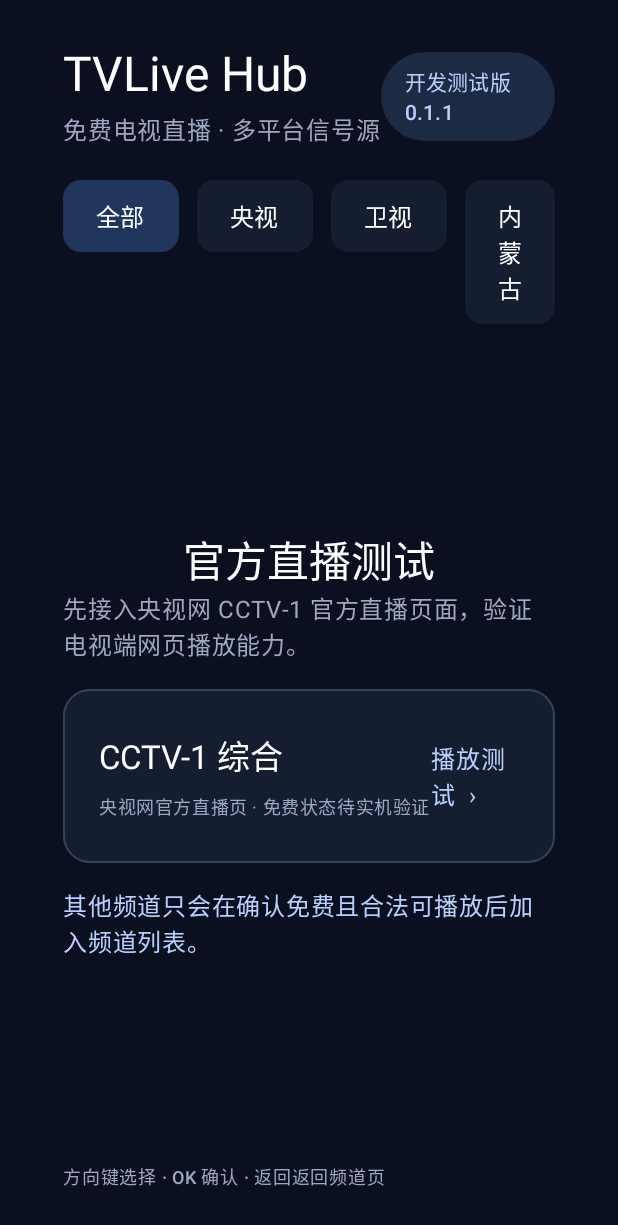
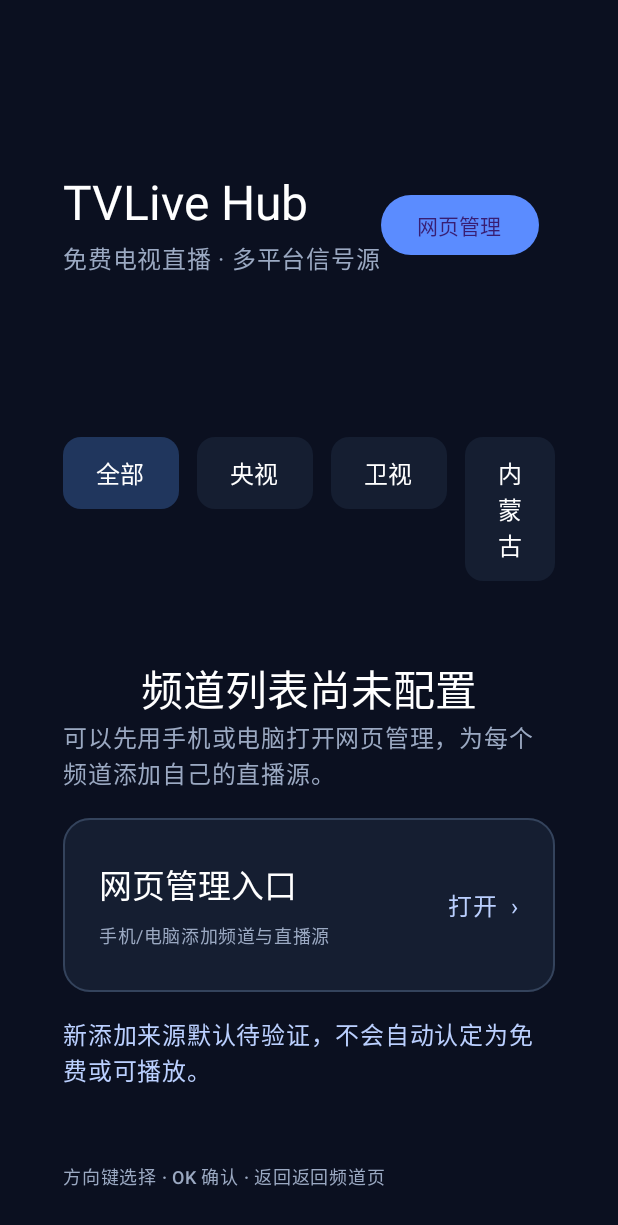
Before and after one commit to devatvmo/TVLiveHub, an Android app built with Jetpack Compose: the screen it shows after launch (MainActivity), on a phone screen of 412 x 824 dp. Shown: the top 1225 px of the screen. Run offline under Robolectric (Android 15) with nearby library versions, the phone set to English and light mode, and no system bars; libraries missing offline, so code that uses them is left out: fi.iki.elonen; 1 statement that could not run was skipped.

Commit message:
feat: add LAN web admin for per-channel stream management (0.2.0)

```diff
--- a/app/build.gradle.kts
+++ b/app/build.gradle.kts
@@ -10,8 +10,8 @@ android {
         applicationId = "tv.livehub.app"
         minSdk = 26
         targetSdk = 34
-        versionCode = 2
-        versionName = "0.1.1"
+        versionCode = 3
+        versionName = "0.2.0"
     }
     buildFeatures { compose = true }
     compileOptions {
@@ -32,5 +32,7 @@ dependencies {
     implementation("androidx.media3:media3-exoplayer:1.5.1")
     implementation("androidx.media3:media3-ui:1.5.1")
     implementation("androidx.webkit:webkit:1.12.1")
+    implementation("org.nanohttpd:nanohttpd:2.3.1")
+    implementation("com.google.zxing:core:3.5.3")
     debugImplementation("androidx.compose.ui:ui-tooling")
 }
--- a/app/src/main/java/tv/livehub/app/MainActivity.kt
+++ b/app/src/main/java/tv/livehub/app/MainActivity.kt
@@ -6,7 +6,6 @@ import androidx.activity.compose.BackHandler
 import androidx.activity.compose.setContent
 import androidx.compose.foundation.BorderStroke
 import androidx.compose.foundation.background
-import androidx.compose.foundation.focusable
 import androidx.compose.foundation.layout.*
 import androidx.compose.foundation.lazy.grid.GridCells
 import androidx.compose.foundation.lazy.grid.LazyVerticalGrid
@@ -19,6 +18,8 @@ import androidx.compose.ui.Modifier
 import androidx.compose.ui.focus.onFocusChanged
 import androidx.compose.ui.graphics.Color
 import androidx.compose.ui.unit.dp
+import tv.livehub.app.admin.AdminAccessScreen
+import tv.livehub.app.admin.LocalAdminServer
 import tv.livehub.app.data.ChannelRepository
 import tv.livehub.app.model.Channel
 import tv.livehub.app.player.OfficialWebViewPlayer
@@ -30,33 +31,54 @@ private val Muted = Color(0xFF9BA9C2)
 private const val CCTV1_LIVE_PAGE = "https://tv.cctv.com/live/cctv1/"
 
 class MainActivity : ComponentActivity() {
+    private var adminServer: LocalAdminServer? = null
+
     override fun onCreate(savedInstanceState: Bundle?) {
         super.onCreate(savedInstanceState)
+        val server = LocalAdminServer(this)
+        runCatching { server.startServer(); adminServer = server }
         val channels = ChannelRepository().getVisibleChannels()
         setContent {
             MaterialTheme(colorScheme = darkColorScheme(
                 primary = Accent, background = AppBg, surface = Panel,
                 onBackground = Color.White, onSurface = Color.White
             )) {
-                TVLiveApp(channels)
+                TVLiveApp(channels, adminServer?.accessInfo())
             }
         }
+    }
+
+    override fun onDestroy() {
+        adminServer?.stop()
+        adminServer = null
+        super.onDestroy()
     }
 }
 
 @Composable
-private fun TVLiveApp(channels: List<Channel>) {
+private fun TVLiveApp(channels: List<Channel>, adminInfo: LocalAdminServer.AccessInfo?) {
     var showCctvPlayer by remember { mutableStateOf(false) }
-    BackHandler(enabled = showCctvPlayer) { showCctvPlayer = false }
-    if (showCctvPlayer) {
-        CctvTestPlayer(onBack = { showCctvPlayer = false })
-    } else {
-        TVLiveHome(channels, onOpenCctv = { showCctvPlayer = true })
+    var showAdmin by remember { mutableStateOf(false) }
+    BackHandler(enabled = showCctvPlayer || showAdmin) {
+        showCctvPlayer = false
+        showAdmin = false
+    }
+    when {
+        showCctvPlayer -> CctvTestPlayer(onBack = { showCctvPlayer = false })
+        showAdmin -> AdminAccessScreen(
+            info = adminInfo ?: LocalAdminServer.AccessInfo(emptyList(), "服务启动失败", LocalAdminServer.PORT),
+            onBack = { showAdmin = false }
+        )
+        else -> TVLiveHome(
+            channels = channels,
+            onOpenCctv = { showCctvPlayer = true },
+            onOpenAdmin = { showAdmin = true }
+        )
     }
 }
 
 @Composable
-private fun TVLiveHome(channels: List<Channel>, onOpenCctv: () -> Unit) {
+private fun TVLiveHome(channels: List<Channel>, onOpenCctv: () -> Unit, onOpenAdmin: () -> Unit) {
     var selectedCategory by remember { mutableStateOf("全部") }
     val categories = listOf("全部", "央视", "卫视", "内蒙古")
     val visible = channels.filter { selectedCategory == "全部" || it.category == selectedCategory }
@@ -71,10 +93,13 @@ private fun TVLiveHome(channels: List<Channel>, onOpenCctv: () -> Unit) {
                 Text("TVLive Hub", style = MaterialTheme.typography.headlineLarge, color = Color.White)
                 Text("免费电视直播 · 多平台信号源", color = Muted)
             }
-            Surface(color = Color(0xFF1D2A43), shape = RoundedCornerShape(50)) {
-                Text("开发测试版 0.1.1",
-                    modifier = Modifier.padding(horizontal = 16.dp, vertical = 9.dp),
-                    color = Color(0xFFBBD0FF), style = MaterialTheme.typography.labelLarge)
+            Row(verticalAlignment = Alignment.CenterVertically, horizontalArrangement = Arrangement.spacedBy(14.dp)) {
+                Button(onClick = onOpenAdmin) { Text("网页管理") }
+                Surface(color = Color(0xFF1D2A43), shape = RoundedCornerShape(50)) {
+                    Text("开发测试版 0.2.0",
+                        modifier = Modifier.padding(horizontal = 16.dp, vertical = 9.dp),
+                        color = Color(0xFFBBD0FF), style = MaterialTheme.typography.labelLarge)
+                }
             }
         }
         Row(horizontalArrangement = Arrangement.spacedBy(12.dp)) {
@@ -88,17 +113,24 @@ private fun TVLiveHome(channels: List<Channel>, onOpenCctv: () -> Unit) {
                 horizontalAlignment = Alignment.CenterHorizontally,
                 verticalArrangement = Arrangement.Center
             ) {
-                Text("官方直播测试", style = MaterialTheme.typography.headlineMedium, color = Color.White)
-                Text("先接入央视网 CCTV-1 官方直播页面，验证电视端网页播放能力。",
+                Text("频道列表尚未配置", style = MaterialTheme.typography.headlineMedium, color = Color.White)
+                Text("可以先用手机或电脑打开网页管理，为每个频道添加自己的直播源。",
                     color = Muted, style = MaterialTheme.typography.bodyLarge)
                 Spacer(Modifier.height(18.dp))
-                TestChannelCard(
-                    title = "CCTV-1 综合",
-                    subtitle = "央视网官方直播页 · 免费状态待实机验证",
-                    onClick = onOpenCctv
-                )
+                Row(horizontalArrangement = Arrangement.spacedBy(14.dp)) {
+                    TestChannelCard(
+                        title = "网页管理入口",
+                        subtitle = "手机/电脑添加频道与直播源",
+                        onClick = onOpenAdmin
+                    )
+                    TestChannelCard(
+                        title = "CCTV-1 综合",
+                        subtitle = "央视网官方直播页 · 免费状态待实机验证",
+                        onClick = onOpenCctv
+                    )
+                }
                 Spacer(Modifier.height(16.dp))
-                Text("其他频道只会在确认免费且合法可播放后加入频道列表。",
+                Text("新添加来源默认待验证，不会自动认定为免费或可播放。",
                     color = Color(0xFFBBD0FF))
             }
         } else {
@@ -148,7 +180,7 @@ private fun TestChannelCard(title: String, subtitle: String, onClick: () -> Unit
         color = if (focused) Color(0xFF263D65) else Panel,
         shape = RoundedCornerShape(18.dp),
         border = if (focused) BorderStroke(3.dp, Accent) else BorderStroke(1.dp, Color(0xFF34435C)),
-        modifier = Modifier.widthIn(min = 360.dp, max = 620.dp)
+        modifier = Modifier.widthIn(min = 340.dp, max = 520.dp)
             .height(116.dp).onFocusChanged { focused = it.isFocused }
     ) {
         Row(Modifier.fillMaxSize().padding(horizontal = 24.dp, vertical = 18.dp),
@@ -158,7 +190,7 @@ private fun TestChannelCard(title: String, subtitle: String, onClick: () -> Unit
                 Text(title, color = Color.White, style = MaterialTheme.typography.titleLarge)
                 Text(subtitle, color = Muted, style = MaterialTheme.typography.bodySmall)
             }
-            Text("播放测试  ›", color = Color(0xFFBBD0FF))
+            Text("打开  ›", color = Color(0xFFBBD0FF))
         }
     }
 }
--- /dev/null
+++ b/app/src/main/java/tv/livehub/app/admin/LocalAdminServer.kt
@@ -0,0 +1,118 @@
+package tv.livehub.app.admin
+
+import android.content.Context
+import android.net.Uri
+import fi.iki.elonen.NanoHTTPD
+import org.json.JSONObject
+import tv.livehub.app.data.ChannelConfigStore
+import java.io.IOException
+import java.net.NetworkInterface
+import java.security.MessageDigest
+import java.security.SecureRandom
+import java.util.Collections
+import java.util.UUID
+
+/** LAN configuration API only. It never proxies or relays video streams. */
+class LocalAdminServer(context: Context) : NanoHTTPD("0.0.0.0", PORT) {
+    private val appContext = context.applicationContext
+    private val store = ChannelConfigStore(appContext)
+    private val random = SecureRandom()
+    private val pairingCode = (100000 + random.nextInt(900000)).toString()
+    private val apiToken = UUID.randomUUID().toString() + UUID.randomUUID().toString()
+
+    data class AccessInfo(val urls: List<String>, val pairingCode: String, val port: Int)
+
+    fun accessInfo() = AccessInfo(localIpv4Addresses().map { "http://" + it + ":" + PORT + "/" }, pairingCode, PORT)
+
+    @Throws(IOException::class)
+    fun startServer() { if (!isAlive) start(SOCKET_READ_TIMEOUT, false) }
+
+    override fun serve(session: IHTTPSession): Response {
+        return try {
+            val path = session.uri.trimEnd('/').ifBlank { "/" }
+            if (path == "/" || path == "/index.html") {
+                val html = appContext.assets.open("admin/index.html").bufferedReader().use { it.readText() }
+                return newFixedLengthResponse(Response.Status.OK, "text/html; charset=utf-8", html)
+            }
+            if (path == "/api/pair" && session.method == Method.POST) {
+                val supplied = JSONObject(readBody(session)).optString("code")
+                if (!MessageDigest.isEqual(supplied.toByteArray(), pairingCode.toByteArray())) {
+                    return json(Response.Status.UNAUTHORIZED, """{"error":"配对码不正确"}""")
+                }
+                return json(Response.Status.OK, JSONObject().put("token", apiToken).toString())
+            }
+            if (!authorized(session)) return json(Response.Status.UNAUTHORIZED, """{"error":"需要先配对"}""")
+
+            val p = path.split('/').filter { it.isNotBlank() }
+            when {
+                path == "/api/channels" && session.method == Method.GET ->
+                    json(Response.Status.OK, JSONObject().put("channels", store.allChannels()).toString())
+                path == "/api/channels" && session.method == Method.POST -> {
+                    val body = JSONObject(readBody(session)); val name = body.optString("name").trim()
+                    if (name.isBlank()) return badRequest("频道名称不能为空")
+                    json(Response.Status.CREATED, store.createChannel(name, body.optString("category")).toString())
+                }
+                p.size == 3 && p[0] == "api" && p[1] == "channels" && session.method == Method.PUT -> {
+                    val b = JSONObject(readBody(session)); val name = b.optString("name").trim()
+                    if (name.isBlank()) return badRequest("频道名称不能为空")
+                    val item = store.updateChannel(p[2], name, b.optString("category")) ?: return notFound()
+                    json(Response.Status.OK, item.toString())
+                }
+                p.size == 3 && p[0] == "api" && p[1] == "channels" && session.method == Method.DELETE ->
+                    if (store.deleteChannel(p[2])) json(Response.Status.OK, """{"ok":true}""") else notFound()
+                p.size == 4 && p[0] == "api" && p[1] == "channels" && p[3] == "sources" && session.method == Method.POST -> {
+                    val b = JSONObject(readBody(session)); val error = validateSource(b)
+                    if (error != null) return badRequest(error)
+                    val item = store.createSource(p[2], b.optString("name"), b.optString("type"), b.optString("url"), b.optInt("priority", 100)) ?: return notFound()
+                    json(Response.Status.CREATED, item.toString())
+                }
+                p.size == 5 && p[0] == "api" && p[1] == "channels" && p[3] == "sources" && session.method == Method.PUT -> {
+                    val b = JSONObject(readBody(session)); val error = validateSource(b)
+                    if (error != null) return badRequest(error)
+                    val item = store.updateSource(p[2], p[4], b.optString("name"), b.optString("type"), b.optString("url"), b.optInt("priority", 100), b.optBoolean("enabled", true)) ?: return notFound()
+                    json(Response.Status.OK, item.toString())
+                }
+                p.size == 5 && p[0] == "api" && p[1] == "channels" && p[3] == "sources" && session.method == Method.DELETE ->
+                    if (store.deleteSource(p[2], p[4])) json(Response.Status.OK, """{"ok":true}""") else notFound()
+                else -> notFound()
+            }
+        } catch (e: Exception) {
+            json(Response.Status.BAD_REQUEST, JSONObject().put("error", e.message ?: "请求无法处理").toString())
+        }
+    }
+
+    private fun validateSource(body: JSONObject): String? {
+        if (body.optString("name").isBlank()) return "来源名称不能为空"
+        if (body.optString("type") !in setOf("HLS", "DASH", "WEB")) return "不支持的来源类型"
+        val uri = Uri.parse(body.optString("url").trim())
+        if (uri.scheme !in setOf("http", "https") || uri.host.isNullOrBlank() || !uri.userInfo.isNullOrBlank())
+            return "地址必须是有效的 HTTP 或 HTTPS URL，且不能包含账号密码"
+        return null
+    }
+
+    private fun readBody(session: IHTTPSession): String {
+        val files = HashMap<String, String>()
+        session.parseBody(files)
+        return files["postData"] ?: ""
+    }
+
+    private fun authorized(session: IHTTPSession): Boolean {
+        val header = session.headers["authorization"] ?: return false
+        return MessageDigest.isEqual(header.removePrefix("Bearer ").toByteArray(), apiToken.toByteArray())
+    }
+
+    private fun json(status: Response.IStatus, body: String) =
+        newFixedLengthResponse(status, "application/json; charset=utf-8", body)
+    private fun badRequest(message: String) = json(Response.Status.BAD_REQUEST, JSONObject().put("error", message).toString())
+    private fun notFound() = json(Response.Status.NOT_FOUND, """{"error":"未找到对应项目"}""")
+
+    private fun localIpv4Addresses(): List<String> = try {
+        Collections.list(NetworkInterface.getNetworkInterfaces())
+            .filter { it.isUp && !it.isLoopback }
+            .flatMap { Collections.list(it.inetAddresses) }
+            .filter { it is java.net.Inet4Address && !it.isLoopbackAddress && !it.isLinkLocalAddress }
+            .mapNotNull { it.hostAddress }.distinct()
+    } catch (_: Exception) { emptyList() }
+
+    companion object { const val PORT = 8765 }
+}
```
Also changed, not shown: app/src/main/java/tv/livehub/app/admin/AdminAccessScreen.kt (added, +50 -0 lines), app/src/main/java/tv/livehub/app/admin/QrCode.kt (added, +29 -0 lines), app/src/main/java/tv/livehub/app/data/ChannelConfigStore.kt (added, +89 -0 lines), 7 other files.
